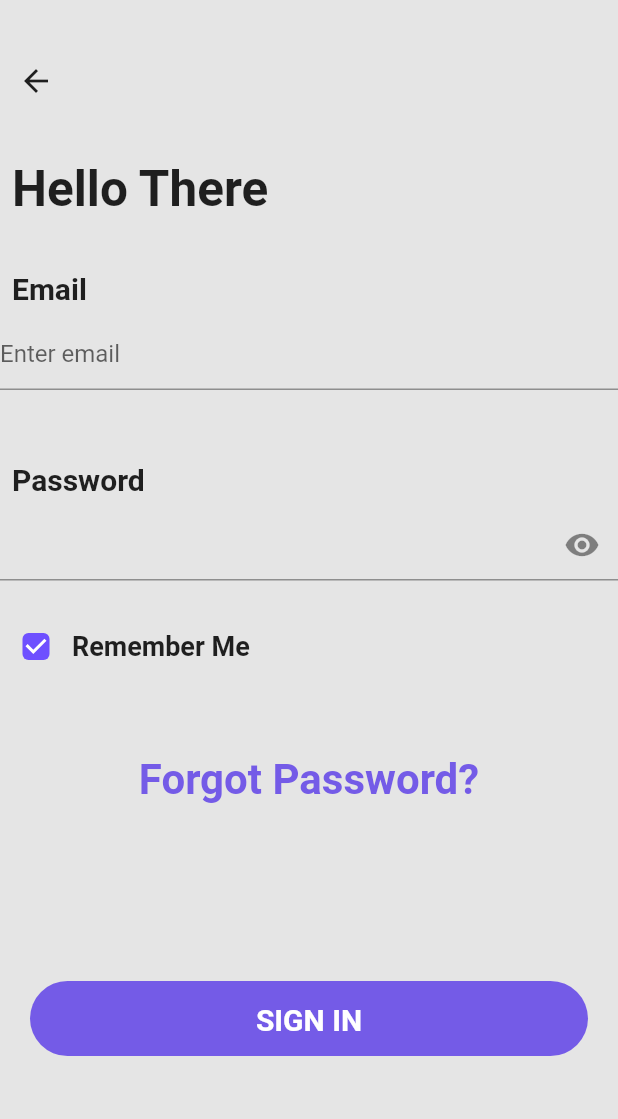
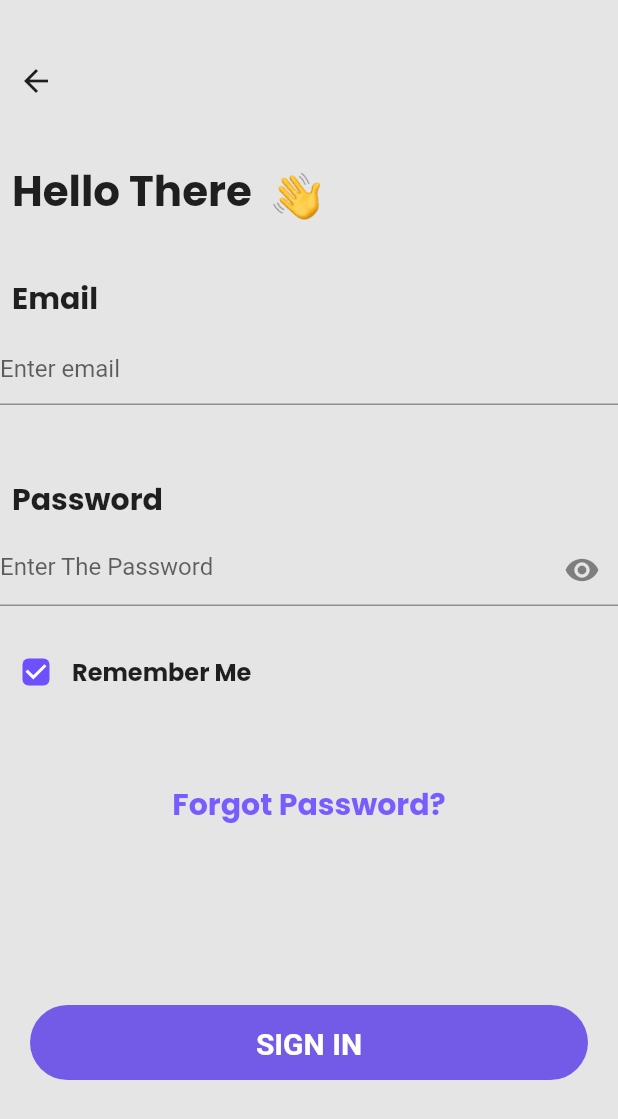
Before and after one commit to Whatsuf148/qizo, a Flutter app: the screen it shows after launch, after a tap on "Log in", on a phone screen of 412 x 824 dp. Shown: the top 1119 px of the screen. Run offline on Flutter 3.47's test engine with Material 2 defaults, Android fonts, the phone set to English and light mode, and no system bars; our stand-ins replace google_fonts.

Commit message:
google font package added & applied

```diff
--- a/lib/main.dart
+++ b/lib/main.dart
@@ -1,4 +1,5 @@
 import 'package:flutter/material.dart';
+
 import 'package:qizo/screen/kickoff.dart';
 
 void main() {
@@ -12,6 +13,7 @@ class MyApp extends StatelessWidget {
   @override
   Widget build(BuildContext context) {
     return const MaterialApp(
+
       home: HomePage(),
     );
   }
--- a/lib/screen/kickoff.dart
+++ b/lib/screen/kickoff.dart
@@ -1,7 +1,6 @@
-import 'dart:math';
-
 import 'package:flutter/material.dart';
 import 'package:qizo/screen/login.dart';
+import 'package:google_fonts/google_fonts.dart';
 
 class StartPage extends StatelessWidget {
   const StartPage({super.key});
@@ -17,12 +16,11 @@ class StartPage extends StatelessWidget {
             height: 350,
             width: 350,
           ),
-          const Text(
+          Text(
             " Create Share & Play\nQuizzes Whenever and\nWhereever you want",
-            style: TextStyle(
+            style: GoogleFonts.poppins(
               fontSize: 24,
-              fontWeight: FontWeight.bold,
-              wordSpacing: sqrt1_2,
+              fontWeight: FontWeight.w700,
             ),
           ),
           const SizedBox(
@@ -35,7 +33,7 @@ class StartPage extends StatelessWidget {
           ),
           CommonButton(
             textColor: Colors.black,
-            backgroundColor: Colors.white,
+            backgroundColor: Colors.blue,
             buttonText: "Log in ",
             onTap: () {
               Navigator.push(context,
@@ -74,18 +72,15 @@ class CommonButton extends StatelessWidget {
           borderRadius: BorderRadius.circular(50),
         ),
         child: Padding(
-          padding: const EdgeInsets.all(12.0),
+          padding: const EdgeInsets.all(8.0),
           child: InkWell(
             onTap: onTap,
-            child: Text(
-              buttonText,
-              textAlign: TextAlign.center,
-              style: TextStyle(
-                color: textColor,
-                fontSize: 20,
-                fontWeight: FontWeight.bold,
-              ),
-            ),
+            child: Text(buttonText,
+                textAlign: TextAlign.center,
+                style: GoogleFonts.poppins(
+                  fontSize: 24,
+                  fontWeight: FontWeight.bold,
+                )),
           ),
         ),
       ),
--- a/lib/screen/login.dart
+++ b/lib/screen/login.dart
@@ -1,5 +1,6 @@
 import 'package:flutter/material.dart';
 import 'package:qizo/screen/kickoff.dart';
+import 'package:google_fonts/google_fonts.dart';
 
 class LogInPage extends StatefulWidget {
   const LogInPage({super.key});
@@ -37,29 +38,33 @@ class _LogInPageState extends State<LogInPage> {
             ),
             const SizedBox(height: 20),
             Row(
-              children: const [
+              children: [
                 Padding(
-                  padding: EdgeInsets.all(8.0),
+                  padding: const EdgeInsets.all(8.0),
                   child: Text(
                     "Hello There",
-                    style: TextStyle(
-                      fontSize: 33,
+                    style: GoogleFonts.poppins(
+                      fontSize: 28,
                       fontWeight: FontWeight.bold,
                     ),
                   ),
-                )
+                ),
+                Image.asset(
+                  'photo/wavinghand.jpg',
+                  height: 50,
+                ),
               ],
             ),
             const SizedBox(
               height: 20,
             ),
-            const Align(
+            Align(
               alignment: Alignment.topLeft,
               child: Padding(
-                padding: EdgeInsets.all(8.0),
+                padding: const EdgeInsets.all(8.0),
                 child: Text(
                   "Email",
-                  style: TextStyle(
+                  style: GoogleFonts.poppins(
                     fontSize: 20,
                     fontWeight: FontWeight.bold,
                   ),
@@ -72,13 +77,13 @@ class _LogInPageState extends State<LogInPage> {
             const SizedBox(
               height: 40,
             ),
-            const Align(
+            Align(
               alignment: Alignment.topLeft,
               child: Padding(
-                padding: EdgeInsets.all(8.0),
+                padding: const EdgeInsets.all(8.0),
                 child: Text(
                   "Password",
-                  style: TextStyle(
+                  style: GoogleFonts.poppins(
                     fontSize: 20,
                     fontWeight: FontWeight.bold,
                   ),
@@ -88,6 +93,7 @@ class _LogInPageState extends State<LogInPage> {
             TextField(
               obscureText: isPasswordHidden,
               decoration: InputDecoration(
+                  hintText: 'Enter The Password',
                   suffixIcon: IconButton(
                       onPressed: () {
                         setState(() {
@@ -115,10 +121,10 @@ class _LogInPageState extends State<LogInPage> {
                   }),
                   activeColor: const Color(0XFF6E50FF),
                 ),
-                const Text(
+                Text(
                   "Remember Me",
-                  style: TextStyle(
-                    fontSize: 18,
+                  style: GoogleFonts.poppins(
+                    fontSize: 16,
                     fontWeight: FontWeight.bold,
                   ),
                 ),
@@ -132,12 +138,12 @@ class _LogInPageState extends State<LogInPage> {
             ),
             TextButton(
                 onPressed: () {},
-                child: const Text(
+                child: Text(
                   "Forgot Password?",
-                  style: TextStyle(
-                    fontSize: 28,
-                    color: Color(0xff745BE7),
+                  style: GoogleFonts.poppins(
+                    fontSize: 20,
                     fontWeight: FontWeight.bold,
+                    color: const Color(0xff795CFE),
                   ),
                 )),
             const SizedBox(
--- a/pubspec.yaml
+++ b/pubspec.yaml
@@ -36,6 +36,7 @@ dependencies:
   # The following adds the Cupertino Icons font to your application.
   # Use with the CupertinoIcons class for iOS style icons.
   cupertino_icons: ^1.0.2
+  google_fonts: ^3.0.1
 
 dev_dependencies:
   flutter_test:
@@ -62,7 +63,7 @@ flutter:
   # To add assets to your application, add an assets section, like this:
   assets:
     - photo/kickoff.jpg
-  #   - images/a_dot_ham.jpeg
+    - photo/wavinghand.jpg
 
   # An image asset can refer to one or more resolution-specific "variants", see
   # https://flutter.dev/assets-and-images/#resolution-aware
```
Also changed, not shown: photo/wavinghand.jpg (added), pubspec.lock, 1 other file.
